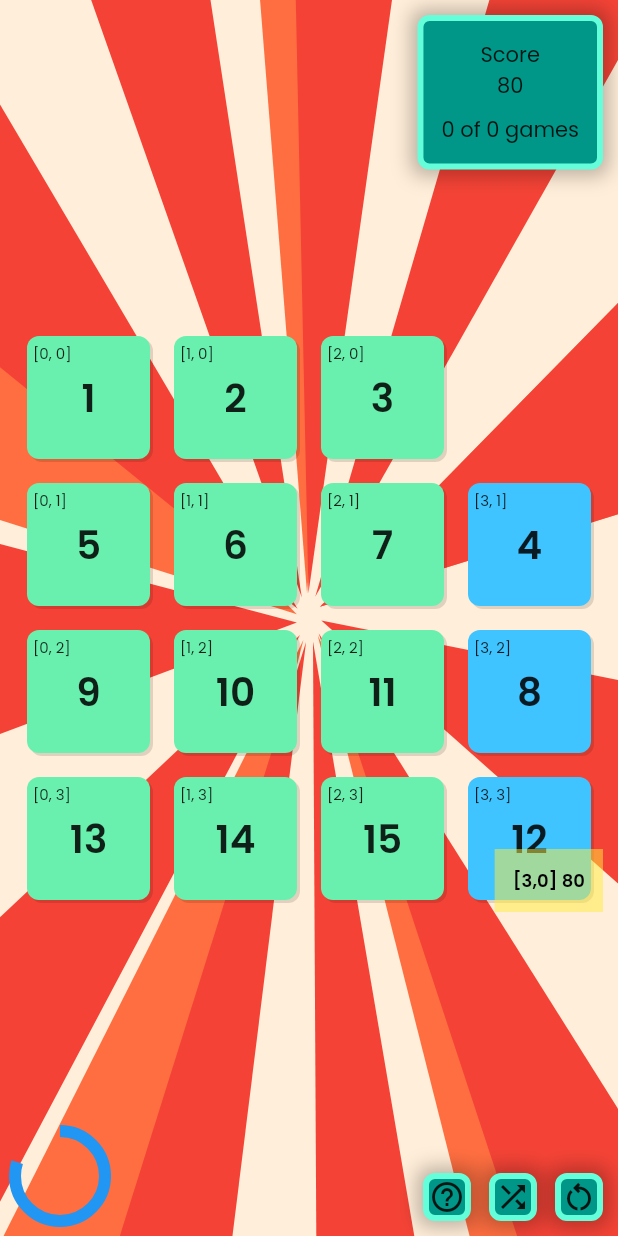
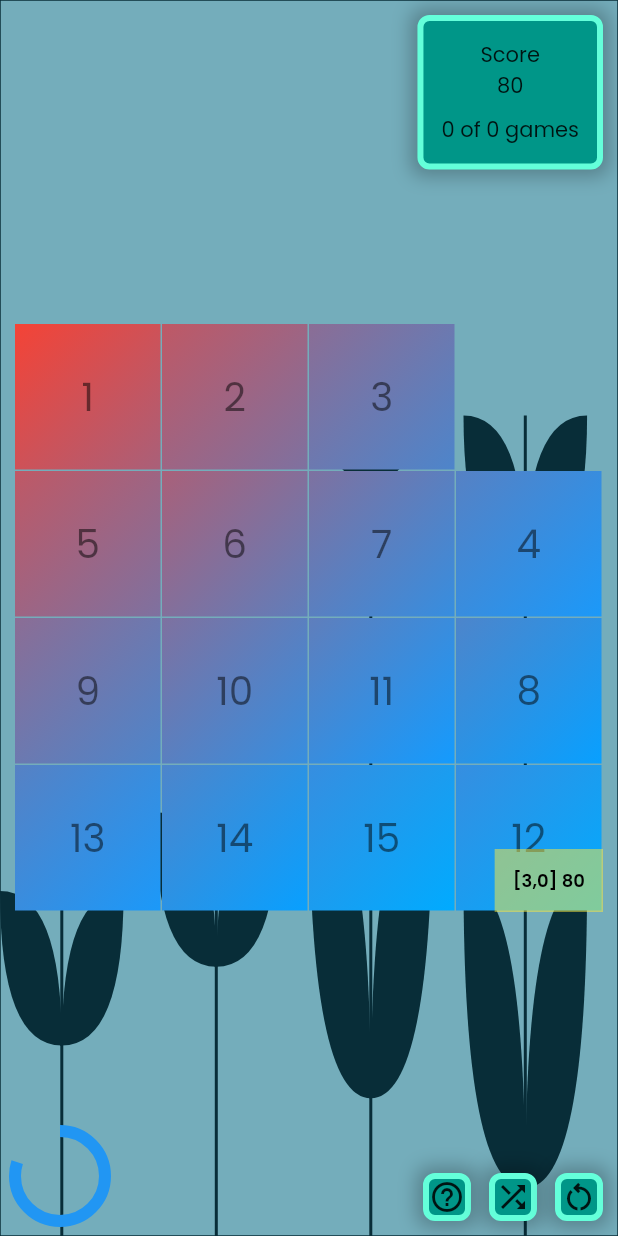
Before and after one commit to pmutisya/puzzle2, a Flutter app: the screen it shows after launch, after a tap on an icon or button, on a phone screen of 412 x 824 dp. Run offline on Flutter 3.47's test engine with Material 2 defaults, Android fonts, the phone set to English and light mode, and no system bars; missing offline and left inert: keymap.

Commit message:
add to home screen, update everything else

```diff
--- a/lib/domain.dart
+++ b/lib/domain.dart
@@ -12,6 +12,7 @@ class Tile {
 
   bool isAnimating = false;
   bool isVisible = true;
+  bool isTapped = false;
   bool isShaking = false;
   bool canMove = false;
 
--- a/lib/game_board.dart
+++ b/lib/game_board.dart
@@ -31,11 +31,14 @@ class GameBoardState extends State<GameBoard> with TickerProviderStateMixin, Gam
   late CurvedAnimation _moveTileAnimation;
   late AnimationController _shakeController;
   late AnimationController _winController;
+  late AnimationController _tapController;
+  static final Tween<double> tapTween = Tween(begin: 1.1, end: 1.0);
 
   static const Duration defaultDuration = Duration(milliseconds: 250);
 
   List<Tile> animatingTiles = [];
 
+  Tile? tappedTile;
   Tile? activeTile;
 
   ui.Image? _image;
@@ -72,6 +75,15 @@ class GameBoardState extends State<GameBoard> with TickerProviderStateMixin, Gam
       }
     });
 
+    _tapController = AnimationController(vsync: this, duration: const Duration(milliseconds: 125));
+    _tapController.addListener(() {setState(() {
+    });});
+    _tapController.addStatusListener((status) {
+      if (status == AnimationStatus.completed && tappedTile != null) {
+        tappedTile!.isTapped = false;
+      }
+    });
+
     _winController = AnimationController(vsync: this, duration: const Duration(milliseconds: 750));
     _winController.addListener(() { setState((){});});
 
@@ -96,8 +108,11 @@ class GameBoardState extends State<GameBoard> with TickerProviderStateMixin, Gam
     Move? move = game.getMoveFromTap(tile);
     if (move != null) {
      // activeTile = null;
+      tappedTile = tile;
+      tile.isTapped = true;
       game.doMove(move);
       movesModel.addMove(move);
+      _tapController.forward(from: 0.0);
       animateExecutedMove();
    }
    else {
@@ -171,6 +186,12 @@ class GameBoardState extends State<GameBoard> with TickerProviderStateMixin, Gam
               child: tw,
             );
           }
+          else if (tile.isTapped) {
+            child = Transform.scale(
+              scale: tapTween.evaluate(_tapController),
+              child: tw,
+            );
+          }
           else {
             child = tw;
           }
@@ -213,7 +234,8 @@ class GameBoardState extends State<GameBoard> with TickerProviderStateMixin, Gam
       widget.mode == 'candy'? CandyTile(tile: tile, game: game, size: size) :
       widget.mode == 'plastic'? PlasticTile(tile: tile, game: game, size: size):
       widget.mode == 'gradient'? GradientTile(startColor: Colors.red, endColor: Colors.blue, tile: tile, size: size, game: game):
-      widget.mode =='gradient stop'? GradientStopTile(startColor: Colors.red, endColor: Colors.green, tile: tile, size: size, game: game) :
+      widget.mode =='gradient stop'? GradientStopTile(startColor: Colors.redAccent, endColor:
+      Colors.blueAccent, tile: tile, size: size, game: game) :
       SimpleTile(tile: tile, game: game, size: size),
     );
   }
--- a/lib/game_ui/effects_widgets.dart
+++ b/lib/game_ui/effects_widgets.dart
@@ -38,7 +38,7 @@ class _ColoredPanelState extends State<ColoredPanelEffect> {
 class StarsField extends EffectsWidget {
   final int starCount;
   final Color starColor;
-  const StarsField({required progress,
+  const StarsField({required double progress,
     this.starColor = Colors.white, this.starCount = 5, Key? key}) : super(progress: progress, key: key);
 
   @override
--- a/lib/game_ui/game_widgets.dart
+++ b/lib/game_ui/game_widgets.dart
@@ -3,7 +3,7 @@ import 'package:puzzle2/game_board.dart';
 import 'package:puzzle2/themes.dart';
 
 import '../domain.dart';
-import '../game_application.dart';
+import '../screens/game_playing_screen.dart';
 import '../game_board.dart';
 import '../game_ui/game_controller.dart';
 
@@ -258,27 +258,25 @@ class _GameStartButtonState extends State<GameStartButton>
   }
 }
 
-class GameEffectLayer extends StatefulWidget {
+class GameWidget extends StatefulWidget {
   final Game game;
   final GameBoard gameBoard;
-  const GameEffectLayer(this.game, this.gameBoard, {Key? key}) : super(key: key);
+  final GameTheme theme;
+  const GameWidget({required this.game, required this.gameBoard,
+    required this.theme, Key? key}) : super(key: key);
 
   @override
-  State<GameEffectLayer> createState() => _GameEffectLayerState();
+  State<GameWidget> createState() => _GameWidgetState();
 }
 
-class _GameEffectLayerState extends State<GameEffectLayer>
+class _GameWidgetState extends State<GameWidget>
   with SingleTickerProviderStateMixin, GameListener {
   late AnimationController _controller;
-
-  ColorTween colorTween = ColorTween(begin: Colors.green, end: Colors.red);
-
-  GameTheme gameTheme = const DefaultTheme();
 
   @override
   void initState() {
     super.initState();
-    _controller = AnimationController(vsync: this, duration: const Duration(milliseconds: 500));
+    _controller = AnimationController(vsync: this, duration: const Duration(milliseconds: 1500));
     _controller.addListener(() {setState(() {
     });});
     widget.game.addGameListener(this);
@@ -293,10 +291,10 @@ class _GameEffectLayerState extends State<GameEffectLayer>
   @override
   Widget build(BuildContext context) {
     List<Widget> children = [];
-    children.addAll(gameTheme.getEffects(widget.game.percentCorrect, widget.game));
+    children.addAll(widget.theme.getEffects(widget.game.percentCorrect, widget.game));
     children.add(widget.gameBoard);
     if (widget.game.won) {
-      children.addAll(gameTheme.getWinEffects(_controller.value, widget.game));
+      children.addAll(widget.theme.getWinEffects(_controller.value, widget.game));
     }
     return Stack(
       fit: StackFit.expand,
--- /dev/null
+++ b/lib/game_ui/garden_widget.dart
@@ -0,0 +1,174 @@
+import 'package:flutter/material.dart';
+import 'dart:math' show Random;
+
+import 'package:puzzle2/game_ui/effects_widgets.dart';
+
+class GardenContainer extends EffectsWidget {
+  final int maximumFlowers;
+
+  const GardenContainer(this.maximumFlowers, {required double progress, Key? key}) :
+        super(progress: progress, key: key);
+  @override
+  State<GardenContainer> createState() => _GardenContainerState();
+}
+
+const Color darkGreen = Color(0xFF082D38);
+const Color mediumGreen = Color(0xFF017088);
+const Color lightGreen = Color(0xFF017088);
+
+const Color lightBlue = Color(0xFF26869A);
+const Color yellow = Color(0xFFEDB64E);
+
+const Color background = Color(0xFF74ADBB);
+
+class _GardenContainerState extends State<GardenContainer> with SingleTickerProviderStateMixin {
+  late AnimationController _controller;
+  late Garden garden;
+  late Tween<double> progressTween;
+
+  @override
+  void initState() {
+    super.initState();
+    garden = Garden.sized(size: 4);
+    _controller = AnimationController(vsync: this, duration: const Duration(milliseconds: 500));
+    _controller.addListener(() {
+      setState(() {
+        garden.progress = progressTween.evaluate(_controller);
+      });
+    });
+  }
+
+  @override
+  void didUpdateWidget(GardenContainer oldWidget) {
+    super.didUpdateWidget(oldWidget);
+    double oldProgress = oldWidget.progress, progress = widget.progress;
+    if (progress != oldProgress) {
+      print('going from $oldProgress to $progress');
+      progressTween = Tween(begin: oldProgress, end: progress);
+      _controller.forward(from: 0.0);
+    }
+  }
+
+  @override
+  void dispose() {
+    _controller.dispose();
+    super.dispose();
+  }
+
+  @override
+  Widget build(BuildContext context) {
+    return CustomPaint(
+      size: const Size(double.infinity, double.infinity),
+      painter: GardenPainter(garden),
+    );
+  }
+}
+
+class Garden {
+  final List<Flower> flowers;
+  final double floor;
+
+  Garden._internal({this.floor = 20}) : flowers = [];
+
+  factory Garden.sized({int size = 4, floor = 0.0,}) {
+    assert(size > 0);
+    Garden garden = Garden._internal(floor: floor);
+    for (int k = 0; k < size; k++) {
+      double sx = k/size;// + random.nextDouble()/size;
+      double dy = .2 + .8*random.nextDouble();
+      Flower flower = Flower(location: sx, width: 1.0/size, height: dy,
+          progress: 0.0,
+          left: random.nextBool(), curve: random.nextDouble(), isDark: true);
+      garden.flowers.add(flower);
+    }
+    return garden;
+  }
+  set progress(double p) {
+    for (Flower flower in flowers) {
+      flower.progress = p;
+    }
+  }
+}
+
+
+Random random = Random();
+
+class GardenPainter extends CustomPainter {
+  final Paint backgroundPaint = Paint()..style = PaintingStyle.fill .. color = background;
+  final Paint flowerPaint = Paint()..style = PaintingStyle.fill..color = darkGreen;
+  final Paint flowerStalkPaint = Paint()..style = PaintingStyle.stroke..color = darkGreen..strokeWidth = 1.0;
+
+  final Garden garden;
+
+  GardenPainter(this.garden);
+
+  @override
+  bool shouldRepaint(GardenPainter oldDelegate) {
+    return true;
+  }
+
+  @override
+  void paint(Canvas canvas, Size size) {
+    canvas.drawRect(Rect.fromLTWH(0, 0, size.width, size.height), backgroundPaint);
+    canvas.drawRect(Rect.fromLTWH(0, 0, size.width, size.height), flowerStalkPaint);
+    for (Flower flower in garden.flowers) {
+      flower.paint(canvas, size);
+    }
+  }
+
+}
+
+class Flower {
+  final double location;
+  final double width;
+  final double height;
+  final double floor;
+  final double curve;
+  final bool left;
+  final Paint leafPaint, stalkPaint;
+  double progress;
+
+  Flower({required this.location, required this.width, required this.height,
+    this.floor = 40.0, this.left = true,
+    required this.curve, required this.progress, bool isDark = true}) :
+        leafPaint = Paint()..style = PaintingStyle.fill..color = isDark? darkGreen : mediumGreen,
+        stalkPaint = Paint() ..style = PaintingStyle.stroke .. color = isDark? darkGreen : mediumGreen.. strokeWidth = 2.0;
+
+  void drawLeaf(Canvas canvas, Rect rect) {
+    Path path = Path();
+    Offset s1 = rect.topLeft, s2 = rect.bottomRight;
+    path.moveTo(s1.dx, s1.dy);
+    Offset c1 = rect.topRight;
+    path.quadraticBezierTo(c1.dx, c1.dy, s2.dx, s2.dy);
+    Offset c2 = rect.bottomLeft;
+    path.quadraticBezierTo(c2.dx, c2.dy, s1.dx, s1.dy);
+    canvas.drawPath(path, leafPaint);
+    canvas.drawLine(rect.center, rect.bottomRight, stalkPaint);
+
+    rect = Rect.fromLTWH(rect.right, rect.top, rect.width, rect.height);
+    path = Path();
+    s1 = rect.bottomLeft; s2 = rect.topRight;
+    c1 = rect.topLeft; c2 = rect.bottomRight;
+    path.moveTo(rect.left, rect.bottom);
+    path.quadraticBezierTo(c1.dx, c1.dy, s2.dx, s2.dy);
+    path.quadraticBezierTo(c2.dx, c2.dy, s1.dx, s1.dy);
+    canvas.drawPath(path, leafPaint);
+  }
+  void paint(Canvas canvas, Size size) {
+    double h = size.height;
+    double w = size.width;
+
+    Rect rect = Rect.fromLTWH(w*location, h - h*height*progress - floor, w*width*progress, h);
+    // canvas.drawRect(rect, stalkPaint);
+    // log('RECT: $rect');
+
+    canvas.drawLine(rect.bottomCenter, rect.topCenter, stalkPaint);
+
+    Rect leaf1Rect = Rect.fromLTWH(rect.centerLeft.dx, rect.centerLeft.dy-h/8, rect.width/2, h/4);
+    drawLeaf(canvas,leaf1Rect);
+
+    Rect topLeaf = Rect.fromLTWH(rect.center.dx - w/10, rect.top, w/10, h/8);
+    drawLeaf(canvas, topLeaf);
+    // canvas.drawRect(topLeaf, stalkPaint);
+  }
+}
--- a/lib/main.dart
+++ b/lib/main.dart
@@ -1,6 +1,6 @@
 import 'package:flutter/material.dart';
 import 'package:keymap/keymap.dart';
-import 'package:puzzle2/game_application.dart';
+import 'package:puzzle2/screens/game_playing_screen.dart';
 
 void main() {
   runApp(const MyApp());
--- a/lib/game_application.dart
+++ b/lib/screens/game_playing_screen.dart
@@ -2,10 +2,11 @@ import 'package:flutter/material.dart';
 import 'package:puzzle2/game_board.dart';
 import 'package:puzzle2/game_ui/effects_widgets.dart';
 import 'package:puzzle2/game_ui/game_controller.dart';
+import 'package:puzzle2/themes.dart';
 
-import 'domain.dart';
-import 'move_model.dart';
-import 'game_ui/game_widgets.dart';
+import '../domain.dart';
+import '../move_model.dart';
+import '../game_ui/game_widgets.dart';
 
 class GamePlayingScreen extends StatefulWidget {
   const GamePlayingScreen({Key? key}) : super(key: key);
@@ -19,6 +20,7 @@ class _GamePlayingScreenState extends State<GamePlayingScreen> with SingleTicker
 
   late MoveModel gameMovesModel;
   late Game game;
+  late GameTheme theme;
 
   GlobalKey<GameBoardState> gameBoardKey = GlobalKey();
 
@@ -30,6 +32,7 @@ class _GamePlayingScreenState extends State<GamePlayingScreen> with SingleTicker
     super.initState();
     _controller = AnimationController(vsync: this);
     game = Game(16);
+    theme = const ModernTheme();
     gameMovesModel = game.movesModel;
   }
 
@@ -42,14 +45,14 @@ class _GamePlayingScreenState extends State<GamePlayingScreen> with SingleTicker
   @override
   Widget build(BuildContext context) {
     GameBoard gameBoard = GameBoard(game, showingOverlay: true, key: gameBoardKey,
-      mode: 'rounded', assetImage: 'assets/images/image_bg.jpg',
+      mode: theme.tileType, assetImage: 'assets/images/image_bg.jpg',
     );
     GameController gameController = GameController(game, gameBoardKey);
     return Stack(
       fit: StackFit.expand,
       children: [
         // SvgPicture.asset('assets/svg/comic_bg.svg', fit: BoxFit.cover),
-        GameEffectLayer(game, gameBoard),
+        GameWidget(game: game, gameBoard: gameBoard, theme: theme,),
         // Padding(padding: const EdgeInsets.all(20),
         //   child: gameBoard),
         Positioned(
--- a/lib/themes.dart
+++ b/lib/themes.dart
@@ -1,18 +1,14 @@
 import 'package:flutter/material.dart';
+import 'package:puzzle2/game_ui/garden_widget.dart';
 
 import 'domain.dart';
-import 'game_application.dart';
+import 'screens/game_playing_screen.dart';
 import 'game_ui/effects_widgets.dart';
 
 class DefaultTheme extends GameTheme {
 
   const DefaultTheme():
     super(name: 'Default', tileType: 'rounded');
-
-  @override
-  List<EffectsWidget> getAboveGameEffects(double progress, Game game) {
-    return [];
-  }
 
   @override
   List<EffectsWidget> getEffects(double progress, Game game) {
@@ -33,14 +29,40 @@ class DefaultTheme extends GameTheme {
   }
 
   @override
+  List<EffectsWidget> getAboveGameEffects(double progress, Game game) {
+    return [];
+  }
+
+  @override
   List<EffectsWidget> getWinEffects(double progress, Game game) {
     return [
       StarsField(progress: progress, starCount: 20,),
       StarsField(progress: progress, starCount: 11, starColor: Colors.indigo,),
     ];
   }
+
 }
+class ImageTheme extends GameTheme {
+  const ImageTheme(): super(name: 'Image', tileType: 'image');
 
+  @override
+  List<EffectsWidget> getAboveGameEffects(double progress, Game game) => [];
+
+  @override
+  List<EffectsWidget> getEffects(double progress, Game game) {
+    return [
+      ColoredPanelEffect(progress: progress, startColor: Colors.indigo, endColor: Colors.green)
+    ];
+  }
+
+  @override
+  List<EffectsWidget> getWinEffects(double progress, Game game) {
+    return [
+      StarsField(progress: progress, starCount: 40,)
+    ];
+  }
+
+}
 class IvoryTheme extends GameTheme {
   const IvoryTheme(): super(name: 'Ivory', tileType: 'ivory');
 
@@ -60,5 +82,25 @@ class IvoryTheme extends GameTheme {
       StarsField(progress: progress, starCount: 40,)
     ];
   }
+}
 
+class ModernTheme extends GameTheme {
+  const ModernTheme() : super(name: 'Modern', tileType: 'gradient');
+
+  @override
+  List<EffectsWidget> getAboveGameEffects(double progress, Game game) => [];
+
+  @override
+  List<EffectsWidget> getEffects(double progress, Game game) {
+    return [
+      GardenContainer(8, progress: progress)
+    ];
+  }
+
+  @override
+  List<EffectsWidget> getWinEffects(double progress, Game game) {
+    return [
+      StarsField(progress: progress, starCount: 40,)
+    ];
+  }
 }
```
Also changed, not shown: lib/game_ui/game_controller.dart (+0 -14 lines), lib/game_ui/tiles.dart (+5 -2 lines), lib/screens/home_screen.dart (added, +170 -0 lines), lib/screens/letters.dart (added, +141 -0 lines).
